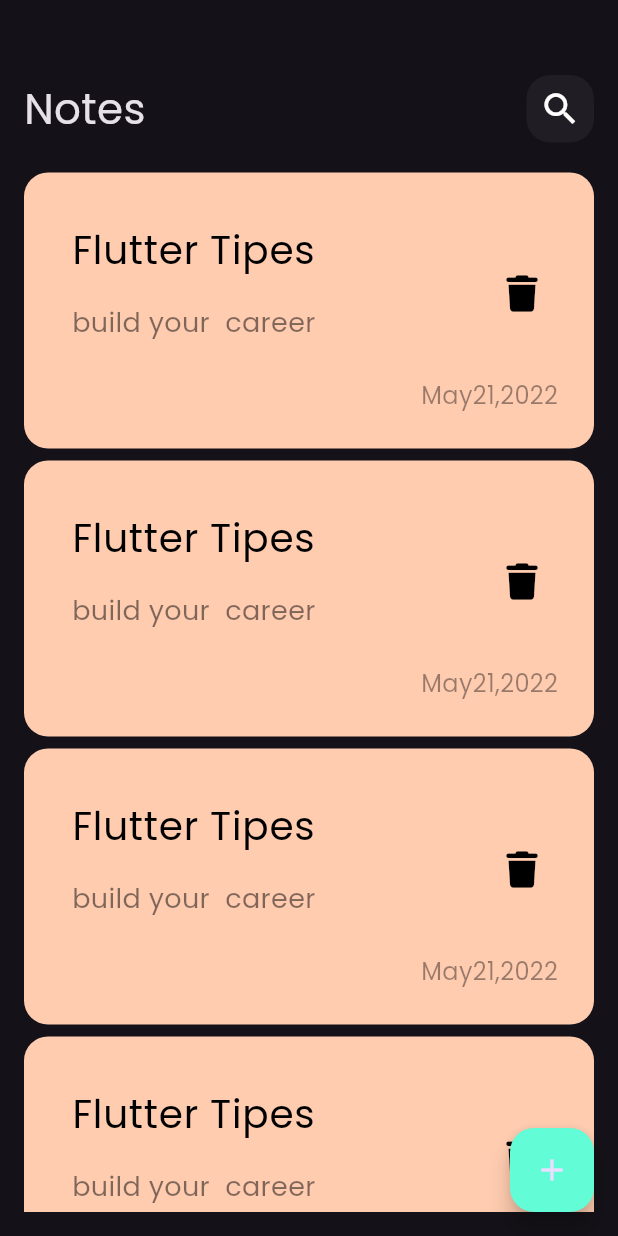
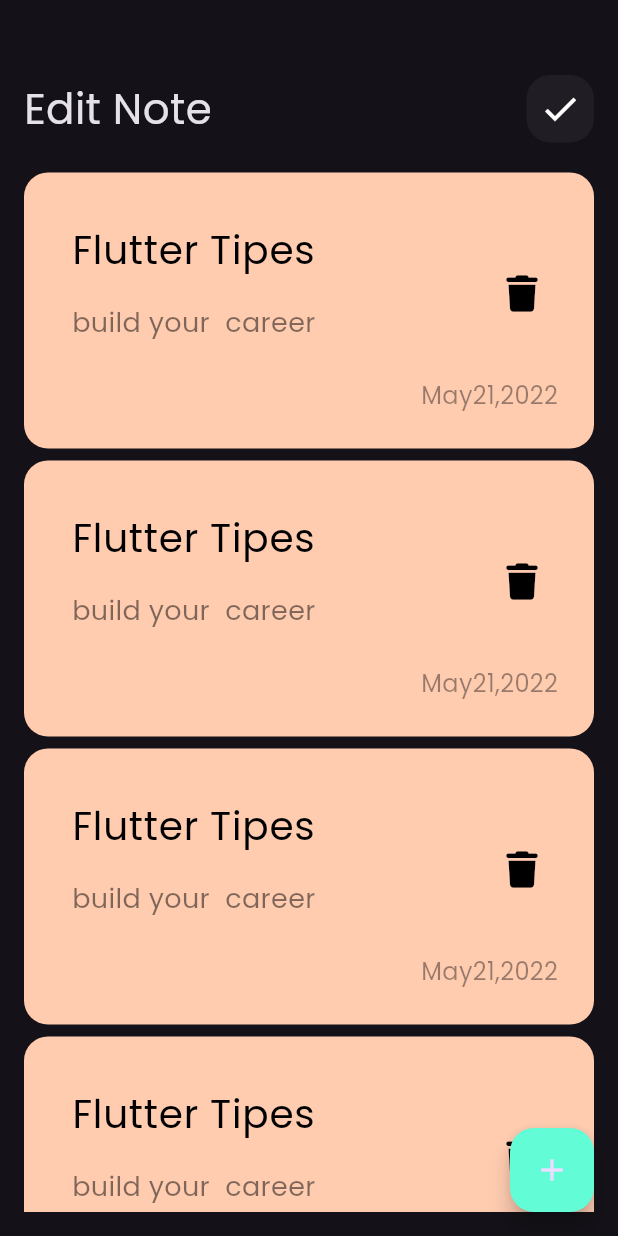
Before and after one commit to Bassant-dev/notes_app, a Flutter app: the screen it shows after launch, on a phone screen of 412 x 824 dp. Run offline on Flutter 3.47's test engine with Material 3 defaults, Android fonts, the phone set to English and light mode, and no system bars; our stand-ins replace font_awesome_flutter.

Commit message:
add_edit_note_view

```diff
--- a/lib/main.dart
+++ b/lib/main.dart
@@ -13,6 +13,7 @@ class NotesApp extends StatelessWidget {
   @override
   Widget build(BuildContext context) {
     return  MaterialApp(
+      debugShowCheckedModeBanner: false,
       theme: ThemeData(
         brightness: Brightness.dark,
         fontFamily: 'Poppins'
--- a/lib/widget/custom_app_bar.dart
+++ b/lib/widget/custom_app_bar.dart
@@ -3,17 +3,18 @@ import 'package:notes_app/widget/custom_search_icon.dart';
 
 
 class CustomAppBar extends StatelessWidget {
-  const CustomAppBar({Key? key}) : super(key: key);
-
+  const CustomAppBar({Key? key, required this.title, required this.icon}) : super(key: key);
+final String title;
+  final IconData icon;
   @override
   Widget build(BuildContext context) {
-    return const Row(
+    return Row(
       children: [
-        Text('Notes',style: TextStyle(
+        Text(title,style: TextStyle(
           fontSize: 28
         ),),
         Spacer(),
-        CustomSearchIcon()
+        CustomIcon(icon:icon,)
 
       ],
     );
--- a/lib/widget/custom_search_icon.dart
+++ b/lib/widget/custom_search_icon.dart
@@ -1,8 +1,8 @@
 import 'package:flutter/material.dart';
 
-class CustomSearchIcon extends StatelessWidget {
-  const CustomSearchIcon({Key? key}) : super(key: key);
-
+class CustomIcon extends StatelessWidget {
+  const CustomIcon({Key? key, required this.icon}) : super(key: key);
+final IconData icon;
   @override
   Widget build(BuildContext context) {
     return Container(
@@ -12,8 +12,8 @@ class CustomSearchIcon extends StatelessWidget {
         color: Colors.white.withOpacity(.05),
         borderRadius: BorderRadius.circular(16),
       ),
-      child: const Center(
-        child: Icon(Icons.search,size: 28,),
+      child:  Center(
+        child: Icon(icon,size: 28,),
       ),
     );
   }
--- a/lib/widget/notes_item.dart
+++ b/lib/widget/notes_item.dart
@@ -1,12 +1,20 @@
 import 'package:flutter/material.dart';
 import 'package:font_awesome_flutter/font_awesome_flutter.dart';
+
+import '../views/edit_note_view.dart';
 
 class NoteItem extends StatelessWidget {
   const NoteItem({Key? key}) : super(key: key);
 
   @override
   Widget build(BuildContext context) {
-    return Container(
+    return GestureDetector(
+      onTap: (){
+       Navigator.push(context, MaterialPageRoute(builder: (context){
+         return const EditNoteView();
+       }));
+    },
+      child: Container(
         padding: const EdgeInsets.only(top: 24,bottom: 24,left: 16),
         decoration: BoxDecoration(
           color: const Color(0xffFFCCB0),
@@ -39,6 +47,7 @@ class NoteItem extends StatelessWidget {
 
           ],
         ),
+      ),
     );
   }
 }
--- a/lib/widget/notes_view_body.dart
+++ b/lib/widget/notes_view_body.dart
@@ -13,7 +13,7 @@ class NotesViewBody extends StatelessWidget {
       child: Column(
         children: [
           SizedBox(height: 50,),
-          CustomAppBar(),
+          CustomAppBar(title: 'Edit Note',icon: Icons.check,),
           Expanded(
               child: NotesListView())
 
```
Also changed, not shown: lib/views/edit_note_view.dart (added, +14 -0 lines), lib/widget/edit_notes_view_body.dart (added, +19 -0 lines). Lines whose indentation alone changed are shown as unchanged.
